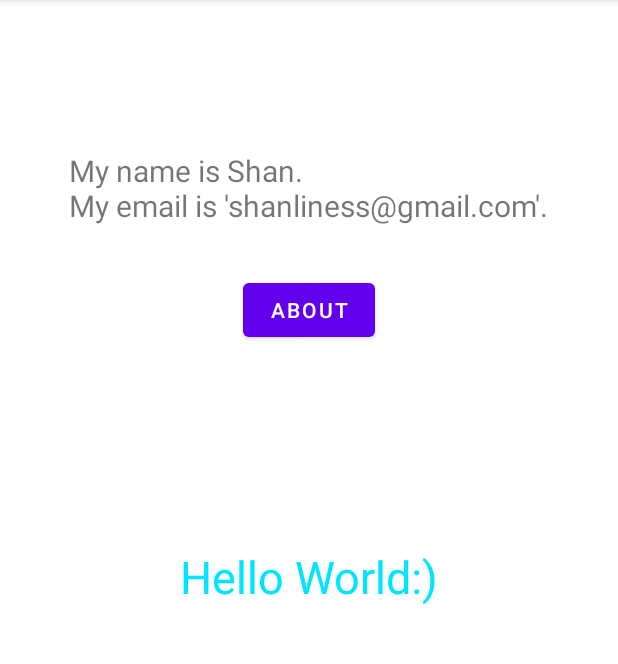
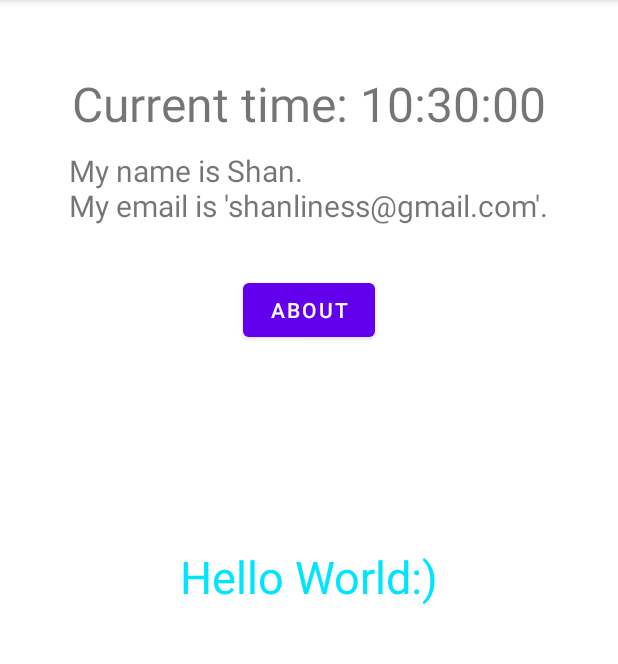
Before and after one commit to simpsonness/CS5520, an Android app: the screen it shows after launch (MainActivity), after a tap on "ABOUT", on a phone screen of 412 x 824 dp, the part 84-748 px from its top. Run offline under Robolectric (Android 15) with nearby library versions, the phone set to English and light mode, and no system bars.

Commit message:
add current time to the app

```diff
--- a/NUMAD21Su_ShanNess/app/src/main/java/edu/neu/madcourse/numad21su_shanness/MainActivity.java
+++ b/NUMAD21Su_ShanNess/app/src/main/java/edu/neu/madcourse/numad21su_shanness/MainActivity.java
@@ -3,14 +3,24 @@ package edu.neu.madcourse.numad21su_shanness;
 import androidx.appcompat.app.AppCompatActivity;
 
 import android.os.Bundle;
+import android.util.Log;
 import android.view.View;
 import android.widget.Button;
 import android.widget.TextView;
 
+import org.w3c.dom.Text;
+
+import java.text.DateFormat;
+import java.text.SimpleDateFormat;
+import java.util.Calendar;
+import java.util.Date;
+
 public class MainActivity extends AppCompatActivity {
 
-    TextView textview;
+    TextView textview, timeview;
     Button showBtn;
+
+
 
     @Override
     protected void onCreate(Bundle savedInstanceState) {
@@ -25,5 +35,13 @@ public class MainActivity extends AppCompatActivity {
                 textview.setText("My name is Shan.\nMy email is 'shanliness@gmail.com'.");
             }
         });
+
+        Calendar calendar = Calendar.getInstance();
+        SimpleDateFormat format = new SimpleDateFormat("HH:mm:ss");
+        String time = "Current time: " + format.format(calendar.getTime());
+
+        timeview = findViewById(R.id.time);
+        timeview.setText(time);
+
     }
 }
--- a/NUMAD21Su_ShanNess/app/src/main/res/layout/activity_main.xml
+++ b/NUMAD21Su_ShanNess/app/src/main/res/layout/activity_main.xml
@@ -7,11 +7,12 @@
     tools:context=".MainActivity">
 
     <TextView
+        android:id="@+id/textView4"
         android:layout_width="wrap_content"
         android:layout_height="wrap_content"
         android:text="Hello World:)"
+        android:textColor="#00e5ff"
         android:textSize="30sp"
-        android:textColor="#00e5ff"
         app:layout_constraintBottom_toBottomOf="parent"
         app:layout_constraintLeft_toLeftOf="parent"
         app:layout_constraintRight_toRightOf="parent"
@@ -38,4 +39,18 @@
         app:layout_constraintStart_toStartOf="parent"
         app:layout_constraintTop_toBottomOf="@+id/name_txt" />
 
+
+    <TextView
+        android:id="@+id/time"
+        android:layout_width="wrap_content"
+        android:layout_height="wrap_content"
+        android:layout_marginBottom="60dp"
+        android:text="time"
+        android:textSize="32dp"
+        app:layout_constraintBottom_toBottomOf="@+id/name_txt"
+        app:layout_constraintEnd_toEndOf="parent"
+        app:layout_constraintStart_toStartOf="parent"
+        />
+
+
 </androidx.constraintlayout.widget.ConstraintLayout>
```
